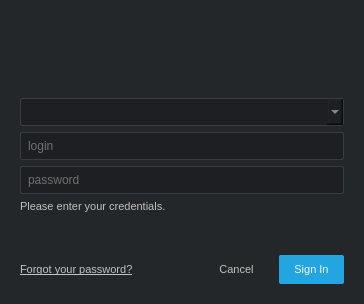
Old version of the form python/tank/authentication/resources/login_dialog.ui in the repository shotgunsoftware/tk-core.
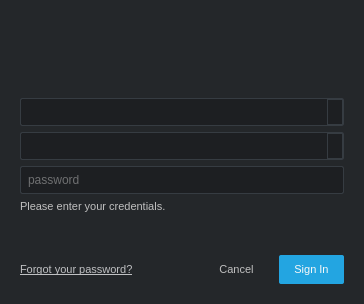
New version of the form. Icons and pictures are not drawn. Custom widgets are drawn as their Qt base class.

Commit message: - added recent users dropdown - added down arrow and resource

```diff
--- a/python/tank/authentication/resources/login_dialog.ui
+++ b/python/tank/authentication/resources/login_dialog.ui
@@ -67,6 +67,15 @@
 	border: 1px solid rgb(48, 167, 227);
 }
 
+QComboBox:drop-down:button {
+	border: 1px solid rgb(54, 60, 66);
+}
+
+QComboBox:down-arrow {
+    image: url(:/shotgun_authentication/down-arrow.png);
+
+}
+
 QLineEdit:Disabled {
     background-color: rgb(60, 60, 60);
     color: rgb(160, 160, 160);
@@ -165,15 +174,21 @@
            </widget>
           </item>
           <item>
-           <widget class="Qt5LikeLineEdit" name="login">
+           <widget class="QComboBox" name="login">
+            <property name="sizePolicy">
+             <sizepolicy hsizetype="Expanding" vsizetype="Fixed">
+              <horstretch>0</horstretch>
+              <verstretch>0</verstretch>
+             </sizepolicy>
+            </property>
             <property name="minimumSize">
              <size>
               <width>308</width>
               <height>0</height>
              </size>
             </property>
-            <property name="placeholderText">
-             <string>login</string>
+            <property name="editable">
+             <bool>true</bool>
             </property>
            </widget>
           </item>
```
Left out of the diff: 6 changed lines with no effect on the pictures. The commit also changes 6 other files.
